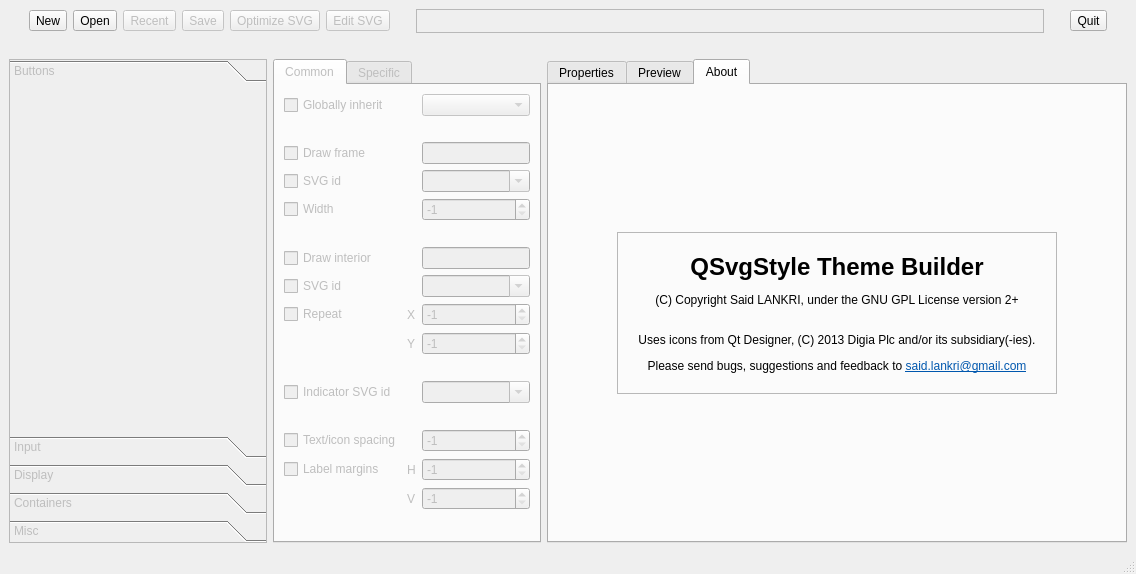
This is themebuilder/ThemeBuilderUIBase.ui in DexterMagnific/QSvgStyle as Qt 5 draws it before an edit. The edited form follows.
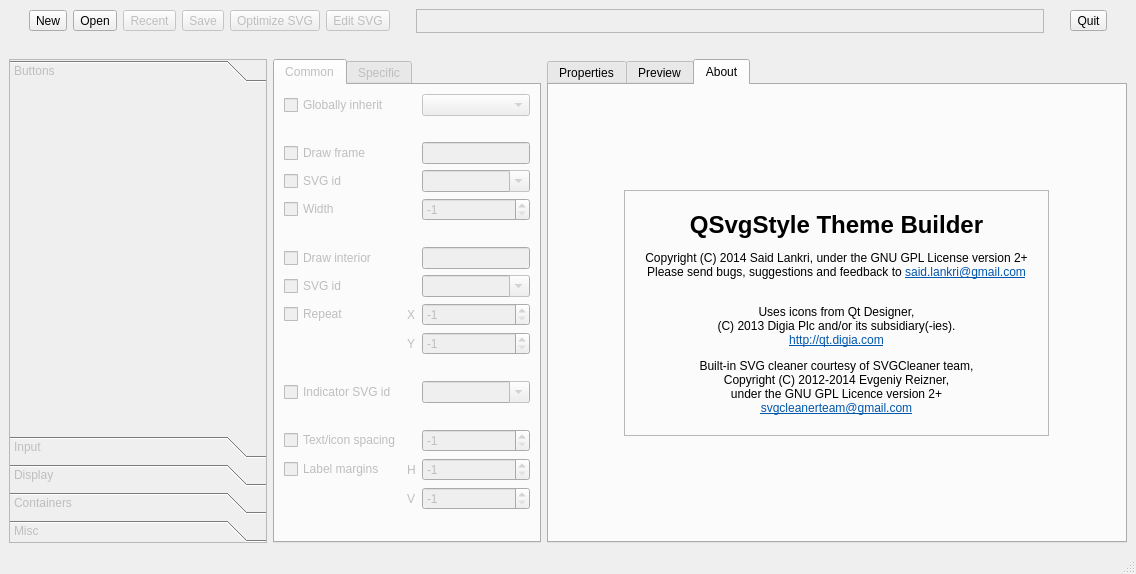
This is the edited form. Icons and pictures are not drawn.

Commit message: * New built-in SVG cleaner program courtesy of   SVG Cleaner team * Fix SVG file reloading on SVG file change

Diff of the .ui file:
```diff
--- a/themebuilder/ThemeBuilderUIBase.ui
+++ b/themebuilder/ThemeBuilderUIBase.ui
@@ -354,7 +354,7 @@
            <item row="0" column="0">
             <widget class="QLabel" name="label_3">
              <property name="text">
-              <string>&lt;html&gt;&lt;head/&gt;&lt;body&gt;&lt;p align=&quot;center&quot;&gt;&lt;span style=&quot; font-size:18pt; font-weight:600;&quot;&gt;QSvgStyle Theme Builder&lt;/span&gt;&lt;/p&gt;&lt;p align=&quot;center&quot;&gt;(C) Copyright Said LANKRI, under the GNU GPL License version 2+&lt;/p&gt;&lt;p align=&quot;center&quot;&gt;&lt;br/&gt;Uses icons from Qt Designer, (C) 2013 Digia Plc and/or its subsidiary(-ies).&lt;/p&gt;&lt;p align=&quot;center&quot;&gt;Please send bugs, suggestions and feedback to &lt;a href=&quot;said.lankri@gmail.com&quot;&gt;&lt;span style=&quot; text-decoration: underline; color:#0057ae;&quot;&gt;said.lankri@gmail.com&lt;/span&gt;&lt;/a&gt;&lt;/p&gt;&lt;/body&gt;&lt;/html&gt;</string>
+              <string>&lt;html&gt;&lt;head/&gt;&lt;body&gt;&lt;p align=&quot;center&quot;&gt;&lt;span style=&quot; font-size:18pt; font-weight:600;&quot;&gt;QSvgStyle Theme Builder&lt;/span&gt;&lt;/p&gt;&lt;p align=&quot;center&quot;&gt;Copyright (C) 2014 Said Lankri, under the GNU GPL License version 2+&lt;br/&gt;Please send bugs, suggestions and feedback to &lt;a href=&quot;said.lankri@gmail.com&quot;&gt;&lt;span style=&quot; text-decoration: underline; color:#0057ae;&quot;&gt;said.lankri@gmail.com&lt;/span&gt;&lt;/a&gt;&lt;/p&gt;&lt;p align=&quot;center&quot;&gt;&lt;br/&gt;Uses icons from Qt Designer,&lt;br/&gt;(C) 2013 Digia Plc and/or its subsidiary(-ies).&lt;br/&gt;&lt;a href=&quot;http://qt.digia.com&quot;&gt;&lt;span style=&quot; text-decoration: underline; color:#0057ae;&quot;&gt;http://qt.digia.com&lt;/span&gt;&lt;/a&gt;&lt;/p&gt;&lt;p align=&quot;center&quot;&gt;Built-in SVG cleaner courtesy of SVGCleaner team,&lt;br/&gt;Copyright (C) 2012-2014 Evgeniy Reizner,&lt;br/&gt;under the GNU GPL Licence version 2+&lt;br/&gt;&lt;a href=&quot;svgcleanerteam@gmail.com&quot;&gt;&lt;span style=&quot; text-decoration: underline; color:#0057ae;&quot;&gt;svgcleanerteam@gmail.com&lt;/span&gt;&lt;/a&gt;&lt;/p&gt;&lt;/body&gt;&lt;/html&gt;</string>
              </property>
              <property name="alignment">
               <set>Qt::AlignCenter</set>
```
The commit also changes 27 other files.
